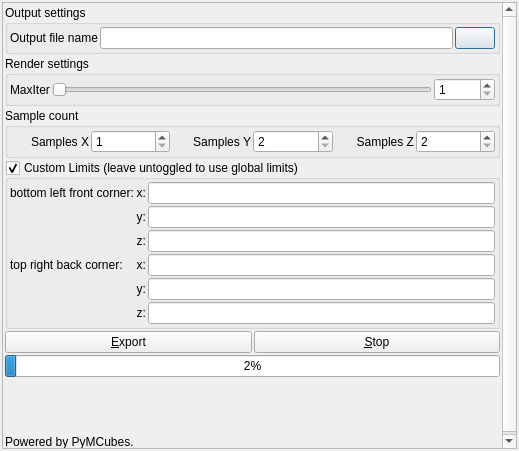
This is mandelbulber2/qt/mesh_export_dialog.ui in buddhi1980/mandelbulber2 as Qt 5 draws it before an edit. The edited form follows.
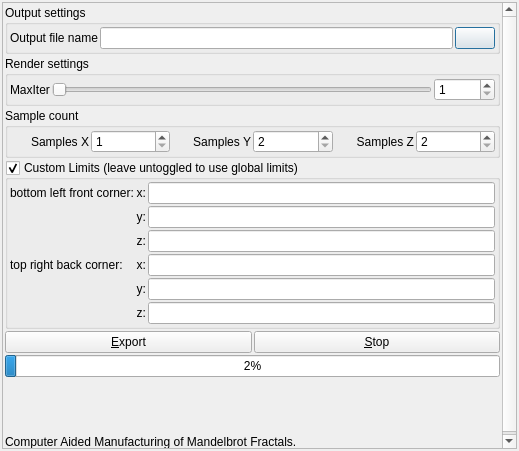
This is the edited form. Icons and pictures are not drawn. Custom widgets are drawn as their Qt base class.

```diff
--- a/mandelbulber2/qt/mesh_export_dialog.ui
+++ b/mandelbulber2/qt/mesh_export_dialog.ui
@@ -542,7 +542,7 @@
        <item>
         <widget class="QLabel" name="label_2">
          <property name="text">
-          <string>Powered by PyMCubes.</string>
+          <string>Computer Aided Manufacturing of Mandelbrot Fractals.</string>
          </property>
          <property name="wordWrap">
           <bool>true</bool>
```
